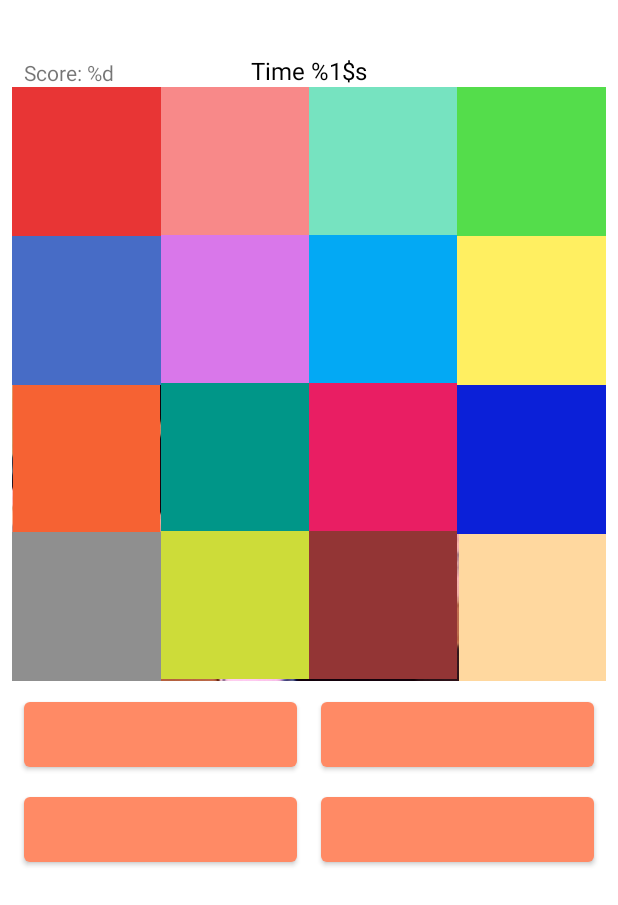
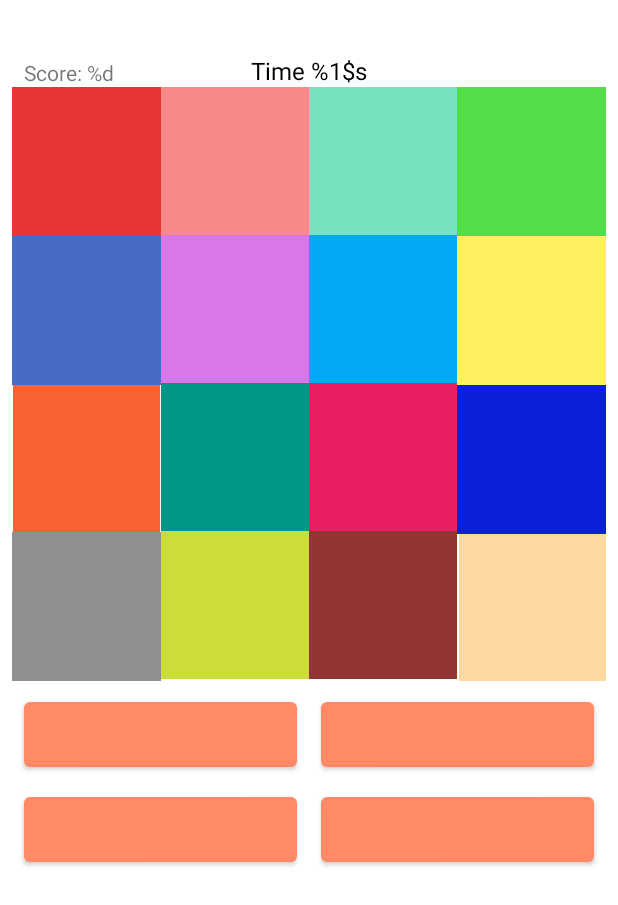
Before and after one commit to mdemianova/CartoonShards, an Android app: the layout fragment_game.xml on its own in the app's theme, with its tools: preview values and no code run, on a phone screen of 412 x 824 dp. Shown: the top 905 px of the screen. Run offline under Robolectric (Android 15) with nearby library versions, the phone set to English and light mode, and no system bars; Roboto replaces fonts that are not available here.

Commit message:
Fixes before publishing

```diff
--- a/app/src/main/res/layout-long/fragment_game.xml
+++ b/app/src/main/res/layout-long/fragment_game.xml
@@ -28,13 +28,13 @@
         android:id="@+id/image_view"
         android:layout_width="0dp"
         android:layout_height="wrap_content"
-
+        android:importantForAccessibility="no"
         android:adjustViewBounds="true"
         app:layout_constraintDimensionRatio="w,1:1"
         app:layout_constraintEnd_toEndOf="parent"
         app:layout_constraintStart_toStartOf="parent"
         app:layout_constraintTop_toTopOf="@+id/guideline3"
-        app:srcCompat="@drawable/tom_jerry" />
+        app:srcCompat="@drawable/empty_image" />
 
     <Button
         android:id="@+id/answer_1"
--- a/app/src/main/res/layout/fragment_finish.xml
+++ b/app/src/main/res/layout/fragment_finish.xml
@@ -44,7 +44,7 @@
         app:layout_constraintGuide_percent="0.23" />
 
     <ImageView
-        android:id="@+id/imageView3"
+        android:id="@+id/finish_image"
         android:layout_width="0dp"
         android:layout_height="0dp"
         android:layout_marginStart="16dp"
@@ -56,6 +56,7 @@
         app:layout_constraintEnd_toEndOf="parent"
         app:layout_constraintStart_toStartOf="parent"
         app:layout_constraintTop_toBottomOf="@+id/play_again_button"
-        app:srcCompat="@drawable/score_new_high" />
+        app:srcCompat="@drawable/score_new_high"
+        android:contentDescription="@string/finish"/>
 
 </androidx.constraintlayout.widget.ConstraintLayout>
--- a/app/src/main/res/layout/fragment_game.xml
+++ b/app/src/main/res/layout/fragment_game.xml
@@ -41,7 +41,8 @@
         app:layout_constraintEnd_toStartOf="@+id/guideline9"
         app:layout_constraintStart_toStartOf="@+id/guideline8"
         app:layout_constraintTop_toTopOf="@+id/guideline3"
-        app:srcCompat="@drawable/tom_jerry" />
+        android:importantForAccessibility="no"
+        app:srcCompat="@drawable/empty_image" />
 
     <Button
         android:id="@+id/answer_1"
--- a/app/src/main/res/values/strings.xml
+++ b/app/src/main/res/values/strings.xml
@@ -1,6 +1,6 @@
 <resources>
     <string name="app_name">Cartoon Shards</string>
-    <string name="cartoon_shards">Cartoon Shards</string>
+
     <string name="play">Play</string>
     <string name="time_left">Time %1$s</string>
     <string name="your_score_text">Score: %d</string>
@@ -9,6 +9,8 @@
     <string name="shared_pref_name" translatable="false">"finish_fragment_info"</string>
     <string name="score_delta" translatable="false">%s %d</string>
     <string name="time_delta" translatable="false">%s 0:0%d</string>
+    <string name="finish">Finish</string>
+    <string name="welcome">Welcome</string>
 
     <string name="lion_king">Lion King</string>
     <string name="ladybug_and_cat_noir">Ladybug &amp; Cat Noir</string>
@@ -93,4 +95,5 @@
     <string name="smallfoot">Smallfoot</string>
     <string name="ferdinand">Ferdinand</string>
 
+
 </resources>
```
Also changed, not shown: app/src/main/java/com/example/cartoonshards/gameFragments/GameFragment.kt (+17 -5 lines), app/src/main/java/com/example/cartoonshards/gameFragments/GameViewModel.kt (+3 -10 lines), app/src/main/res/layout/fragment_title.xml (+7 -19 lines), app/src/main/res/drawable/empty_image.jpg (added), app/src/main/res/drawable/orange_small.jpg (deleted), 2 other files.
